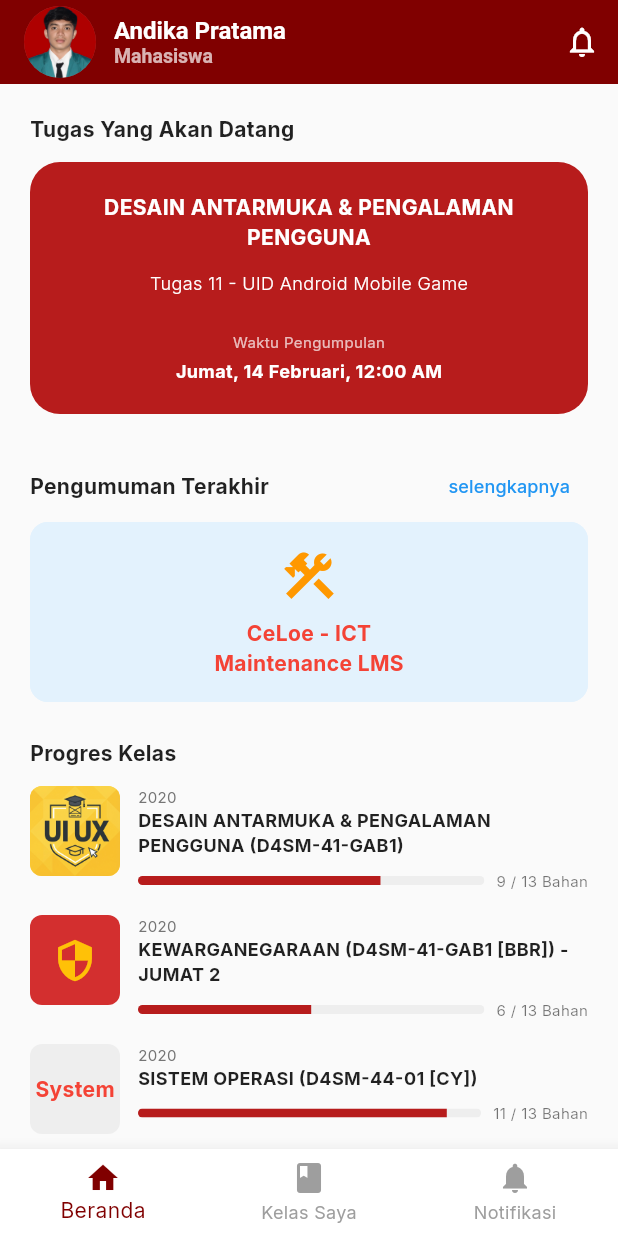
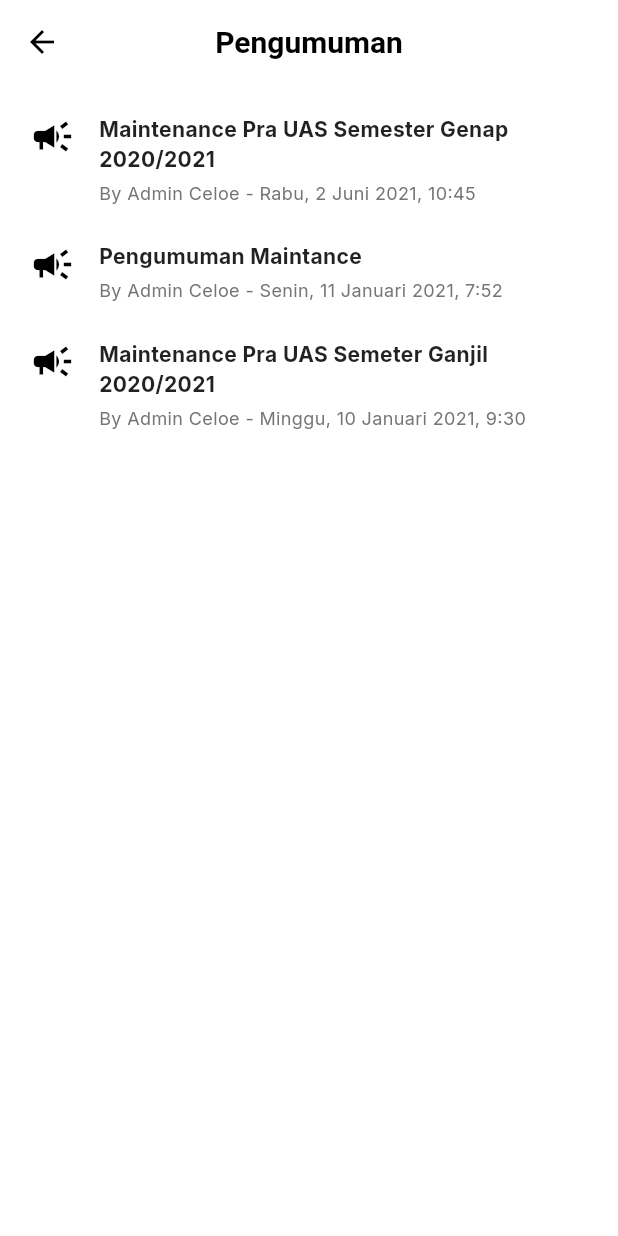
Before and after one commit to andikasanjaya9157364-alt/Sistem-Manajemen-Pembelajaran-Aplikasi-1, a Flutter app: the screen it shows after launch, after a tap on "Masuk", after a tap on "selengkapnya", on a phone screen of 412 x 824 dp. Run offline on Flutter 3.47's test engine with Material 3 defaults, Android fonts, the phone set to English and light mode, and no system bars; our stand-ins replace google_fonts, image_picker.

Commit message:
mengimplementasikan tombol lihat semua di pengumuman terakhir dan menambah tombol log out

```diff
--- /dev/null
+++ b/lib/screens/announcements_screen.dart
@@ -0,0 +1,81 @@
+import 'package:flutter/material.dart';
+
+class AnnouncementsScreen extends StatelessWidget {
+  const AnnouncementsScreen({super.key});
+
+  final List<Map<String, String>> _announcements = const [
+    {
+      'title': 'Maintenance Pra UAS Semester Genap 2020/2021',
+      'subtitle': 'By Admin Celoe - Rabu, 2 Juni 2021, 10:45',
+    },
+    {
+      'title': 'Pengumuman Maintance',
+      'subtitle': 'By Admin Celoe - Senin, 11 Januari 2021, 7:52',
+    },
+    {
+      'title': 'Maintenance Pra UAS Semeter Ganjil 2020/2021',
+      'subtitle': 'By Admin Celoe - Minggu, 10 Januari 2021, 9:30',
+    },
+  ];
+
+  @override
+  Widget build(BuildContext context) {
+    return Scaffold(
+      backgroundColor: Colors.white,
+      appBar: AppBar(
+        backgroundColor: Colors.white,
+        elevation: 0,
+        centerTitle: true,
+        leading: IconButton(
+          icon: const Icon(Icons.arrow_back, color: Colors.black),
+          onPressed: () => Navigator.pop(context),
+        ),
+        title: const Text(
+          'Pengumuman',
+          style: TextStyle(
+            color: Colors.black,
+            fontWeight: FontWeight.bold,
+          ),
+        ),
+      ),
+      body: ListView.separated(
+        padding: const EdgeInsets.symmetric(horizontal: 20, vertical: 20),
+        itemCount: _announcements.length,
+        separatorBuilder: (context, index) => const SizedBox(height: 24),
+        itemBuilder: (context, index) {
+          final item = _announcements[index];
+          return Row(
+            crossAxisAlignment: CrossAxisAlignment.start,
+            children: [
+              const Icon(Icons.campaign, color: Colors.black, size: 30),
+              const SizedBox(width: 16),
+              Expanded(
+                child: Column(
+                  crossAxisAlignment: CrossAxisAlignment.start,
+                  children: [
+                    Text(
+                      item['title']!,
+                      style: const TextStyle(
+                        fontSize: 14,
+                        fontWeight: FontWeight.bold,
+                        color: Colors.black87,
+                      ),
+                    ),
+                    const SizedBox(height: 4),
+                    Text(
+                      item['subtitle']!,
+                      style: TextStyle(
+                        fontSize: 12,
+                        color: Colors.grey[600],
+                      ),
+                    ),
+                  ],
+                ),
+              ),
+            ],
+          );
+        },
+      ),
+    );
+  }
+}
--- a/lib/screens/dashboard_screen.dart
+++ b/lib/screens/dashboard_screen.dart
@@ -6,6 +6,8 @@ import 'profile_screen.dart';
 import 'course_detail_screen.dart';
 import 'package:image_picker/image_picker.dart';
 import 'package:flutter/foundation.dart' show kIsWeb;
+
+import 'package:learning_management_system/screens/announcements_screen.dart';
 
 class DashboardScreen extends StatefulWidget {
   final String userRole;
@@ -55,7 +57,34 @@ class _DashboardScreenState extends State<DashboardScreen> {
       appBar: _selectedIndex == 0 ? AppBar(
         backgroundColor: CeLOETheme.primaryColor,
         elevation: 0,
-        title: GestureDetector(
+        title: Padding(
+          padding: const EdgeInsets.only(left: 8.0, top: 10),
+          child: Column(
+            crossAxisAlignment: CrossAxisAlignment.start,
+            children: const [
+              Text(
+                'Hallo,',
+                style: TextStyle(
+                  color: Colors.white,
+                  fontSize: 14,
+                  fontWeight: FontWeight.w400,
+                ),
+              ),
+              Text(
+                'ANDIKA PRATAMA',
+                style: TextStyle(
+                  color: Colors.white,
+                  fontSize: 16,
+                  fontWeight: FontWeight.bold,
+                ),
+              ),
+            ],
+          ),
+        ),
+        actions: [
+          Padding(
+            padding: const EdgeInsets.only(right: 16.0, top: 10, bottom: 10),
+            child: GestureDetector(
               onTap: () async {
                  // Navigate to Profile and wait for result (new image)
                 final result = await Navigator.push(
@@ -72,45 +101,38 @@ class _DashboardScreenState extends State<DashboardScreen> {
                    });
                 }
               },
+              child: Container(
+                padding: const EdgeInsets.symmetric(horizontal: 4, vertical: 4),
+                decoration: BoxDecoration(
+                  color: const Color(0xFFB71C1C), // Darker red background for pill
+                  borderRadius: BorderRadius.circular(30),
+                  border: Border.all(color: Colors.white24),
+                ),
                 child: Row(
                   children: [
+                    const SizedBox(width: 8),
+                    const Text(
+                      'MAHASISWA',
+                      style: TextStyle(
+                        color: Colors.white,
+                        fontSize: 10,
+                        fontWeight: FontWeight.bold,
+                      ),
+                    ),
+                    const SizedBox(width: 8),
                     CircleAvatar(
-                radius: 24,
+                      radius: 16,
                        backgroundColor: Colors.white24,
                        backgroundImage: _profileImage != null
                           ? (kIsWeb
                               ? NetworkImage(_profileImage!.path)
-                        : AssetImage(_profileImage!.path)) as ImageProvider // Placeholder for mobile path
+                              : AssetImage(_profileImage!.path)) as ImageProvider
                           : const AssetImage('assets/images/user_avatar.png'),
-                // Note: NetworkImage(_profileImage!.path) works for blob URLs on web.
-                // On mobile it would need FileImage, but since we are targeting web now...
-              ),
-              const SizedBox(width: 12),
-              Column(
-                crossAxisAlignment: CrossAxisAlignment.start,
-                children: const [
-                  Text(
-                    'Andika Pratama',
-                    style: TextStyle(color: Colors.white, fontSize: 16, fontWeight: FontWeight.bold),
-                  ),
-                  Text(
-                    'Mahasiswa',
-                    style: TextStyle(color: Colors.white70, fontSize: 13),
-                  ),
-                ],
                     ),
                   ],
                 ),
               ),
-        actions: [
-          IconButton(
-            icon: const Icon(Icons.notifications_outlined, color: Colors.white),
-            onPressed: () {
-               Navigator.push(
-                context,
-                MaterialPageRoute(builder: (context) => const NotificationsScreen()),
-              );
-            },
+            ),
           ),
         ],
       ) : null, // Null AppBar for other tabs to let them define their own
@@ -223,7 +245,12 @@ class _DashboardScreenState extends State<DashboardScreen> {
                     style: TextStyle(fontSize: 14, fontWeight: FontWeight.bold, color: Colors.black87),
                   ),
                   TextButton(
-                    onPressed: (){},
+                    onPressed: (){
+                      Navigator.push(
+                        context,
+                        MaterialPageRoute(builder: (context) => const AnnouncementsScreen()),
+                      );
+                    },
                     child: const Text('selengkapnya',
                       style: TextStyle(color: Colors.blue, fontSize: 12)
                     )
```
Also changed, not shown: lib/screens/profile_screen.dart (+26 -0 lines), lib/screens/session_detail_screen.dart (+97 -75 lines), 1 other file. Lines whose indentation alone changed are shown as unchanged.
